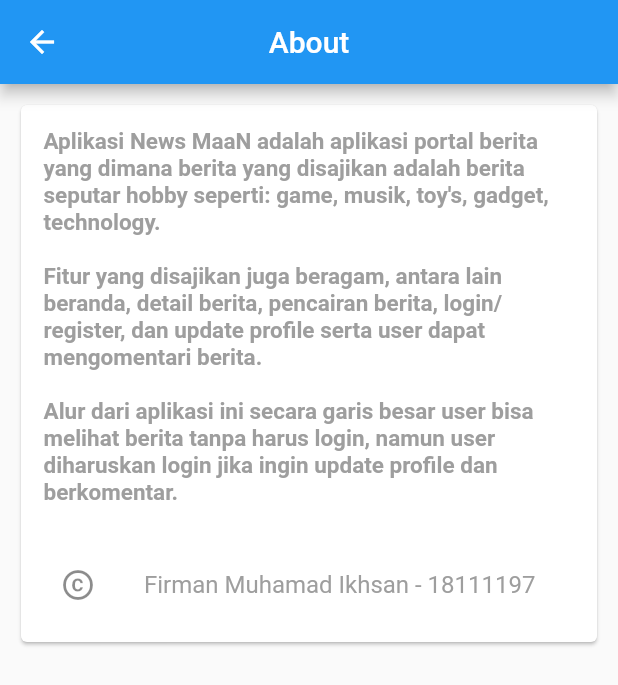
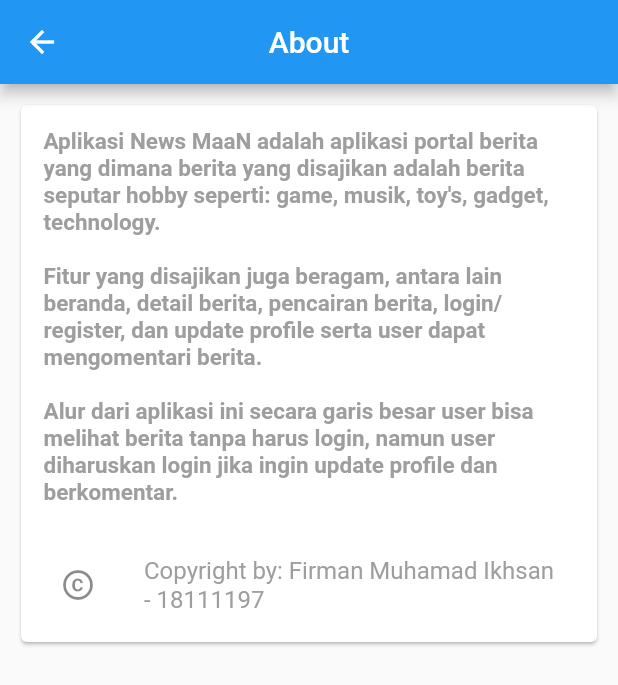
Before and after one commit to firmanmikhsan/simpleNewsPortalApp, a Flutter app: the screen it shows after launch, in the side drawer, after a tap on "About", on a phone screen of 412 x 824 dp. Shown: the top 685 px of the screen. Run offline on Flutter 3.47's test engine with Material 2 defaults, Android fonts, the phone set to English and light mode, and no system bars; network calls fail; Roboto replaces fonts that are missing (Rubik).

Commit message:
update copyright content

```diff
--- a/lib/home/about.dart
+++ b/lib/home/about.dart
@@ -41,7 +41,7 @@ class About extends StatelessWidget {
                       Center(
                         child: ListTile(
                           leading: Icon(Icons.copyright),
-                          title: Text("Firman Muhamad Ikhsan - 18111197", style: TextStyle(color: Colors.grey),),
+                          title: Text("Copyright by: Firman Muhamad Ikhsan - 18111197", style: TextStyle(color: Colors.grey),),
                         ),
                       )
                     ],
```
